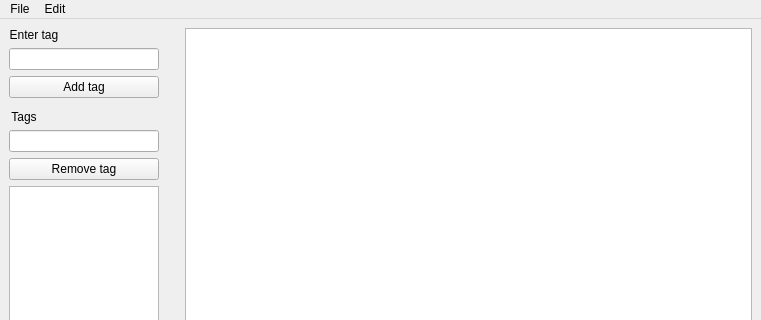
s6fty/Lokisa, file mainwindow.ui: the form before one commit; both pictures show x 0 to 761 and y 0 to 320 of the 761 by 677 pixel window.
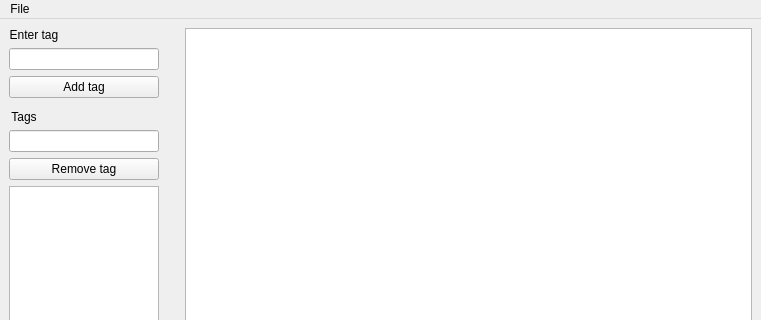
The form after the commit.

```diff
--- a/mainwindow.ui
+++ b/mainwindow.ui
@@ -178,13 +178,7 @@
     <addaction name="separator"/>
     <addaction name="actionLoad_Database"/>
    </widget>
-   <widget class="QMenu" name="menuEdit">
-    <property name="title">
-     <string>Edit</string>
-    </property>
-   </widget>
    <addaction name="menuFile"/>
-   <addaction name="menuEdit"/>
   </widget>
   <widget class="QStatusBar" name="statusbar"/>
   <action name="actionAdd_folder">
```
Left out of the diff: 7 changed lines with no effect on the pictures.
